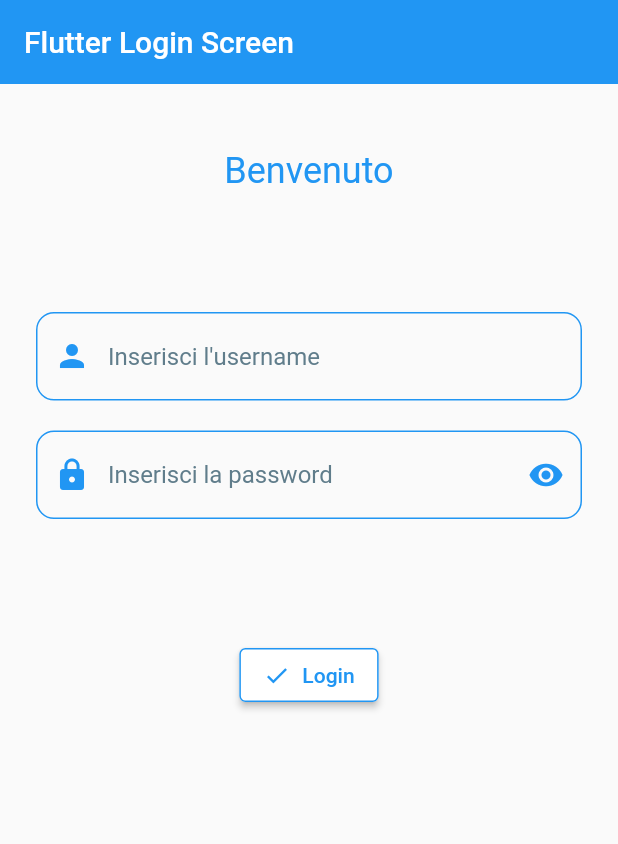
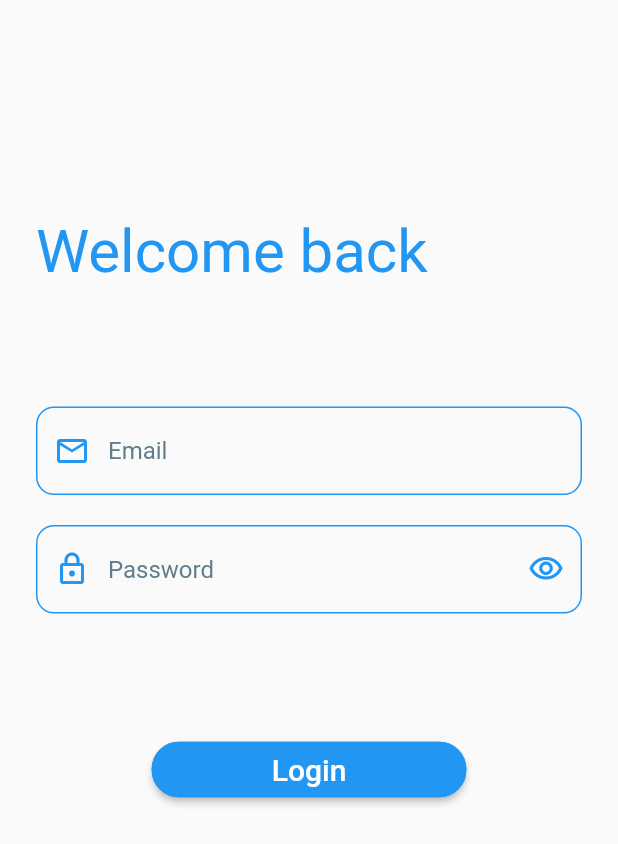
Before and after one commit to ItzDavi/Flutter-Login-Screen, a Flutter app: the screen it shows after launch, on a phone screen of 412 x 824 dp. Shown: the top 844 px of the screen. Run offline on Flutter 3.47's test engine with Material 2 defaults, Android fonts, the phone set to English and light mode, and no system bars.

Commit message:
Added tap detection on screen

```diff
--- a/lib/main.dart
+++ b/lib/main.dart
@@ -87,20 +87,22 @@ class _MyHomePageState extends State<MyHomePage> {
   Widget build(BuildContext context) {
     return Scaffold(
       resizeToAvoidBottomInset: false,
-      appBar: AppBar(
-        title: Text(widget.title),
-        elevation: 0
-      ),
-      body: Padding(
+      body: GestureDetector(
+        behavior: HitTestBehavior.opaque,
+        onTap: () {
+          FocusManager.instance.primaryFocus?.unfocus();
+        },
+        child: Padding(
           padding: const EdgeInsets.all(24.0),
           child: Column(
             mainAxisAlignment: MainAxisAlignment.start,
+            crossAxisAlignment: CrossAxisAlignment.start,
             children: [
               const Padding(
-              padding: EdgeInsets.only(top: 20.0),
+                padding: EdgeInsets.only(top: 120.0),
                 child: Text(
-                  'Benvenuto',
-                style: TextStyle(color: Colors.blue, fontSize: 24.0),
+                    'Welcome back',
+                  style: TextStyle(color: Colors.blue, fontSize: 40.0),
                 ),
               ),
               const Padding(
@@ -114,9 +116,9 @@ class _MyHomePageState extends State<MyHomePage> {
                   color: correctUsername ? Colors.blue : Colors.red
                 ),
                 decoration: InputDecoration(
-                hintText: 'Inserisci l\'username',
+                  hintText: 'Email',
                   hintStyle: TextStyle(color: correctUsername ? Colors.blueGrey : Colors.red),
-                prefixIcon: Icon(Icons.person, color: correctUsername ? Colors.blue : Colors.red),
+                  prefixIcon: Icon(Icons.email_outlined, color: correctUsername ? Colors.blue : Colors.red),
                   enabledBorder: OutlineInputBorder(
                     borderRadius: BorderRadius.circular(12.0),
                     borderSide: BorderSide(
@@ -144,12 +146,12 @@ class _MyHomePageState extends State<MyHomePage> {
                       color: correctPassword ? Colors.blue : Colors.red
                   ),
                   decoration: InputDecoration(
-                    hintText: 'Inserisci la password',
+                      hintText: 'Password',
                       hintStyle: TextStyle(color: correctPassword ? Colors.blueGrey : Colors.red),
-                    prefixIcon: Icon(Icons.lock,  color: correctPassword ? Colors.blue : Colors.red,),
+                      prefixIcon: Icon(Icons.lock_outlined,  color: correctPassword ? Colors.blue : Colors.red,),
                       suffixIcon: IconButton(
                         icon: Icon(
-                        passwordToggle ? Icons.visibility_off : Icons.visibility,
+                          passwordToggle ? Icons.visibility_off_outlined : Icons.visibility_outlined,
                           color: correctPassword ? Colors.blue : Colors.red,
                         ),
                         onPressed: () {
@@ -177,9 +179,24 @@ class _MyHomePageState extends State<MyHomePage> {
               ),
               Column(
                 children: [
+                  Row(
+                    mainAxisAlignment: MainAxisAlignment.center,
+                    children: [
                       Padding(
                         padding: const EdgeInsets.only(top: 80),
-                  child: OutlinedButton.icon(
+                        child:
+                        ElevatedButton(
+                          style: ButtonStyle(
+                            padding: MaterialStateProperty.all(
+                              const EdgeInsets.symmetric(horizontal: 80, vertical: 7)
+                            ),
+                            shape: MaterialStateProperty.all<RoundedRectangleBorder>(
+                              RoundedRectangleBorder(
+                                borderRadius: BorderRadius.circular(18.0),
+                                side: const BorderSide(color: Colors.blue)
+                              )
+                            )
+                          ),
                           onPressed: () {
                             setState(() {
                               if (checkInputs()) {
@@ -189,14 +206,11 @@ class _MyHomePageState extends State<MyHomePage> {
                               }
                             });
                           },
-                    icon: const Icon(Icons.check, size: 18,),
-                    label: const Text('Login'),
-                    style: OutlinedButton.styleFrom(
-                      elevation: 2.0,
-                      backgroundColor: Colors.white,
-                      side: const BorderSide(color: Colors.blue, width: 1)
+                          child: const Text('Login', style: TextStyle(fontSize: 20.0),
                           ),
                         ),
+                      ),
+                    ],
                   ),
                   Column(
                     children: [
@@ -218,6 +232,7 @@ class _MyHomePageState extends State<MyHomePage> {
             ],
           ),
         ),
+      ),
     );
   }
 }
```
Lines whose indentation alone changed are shown as unchanged.
